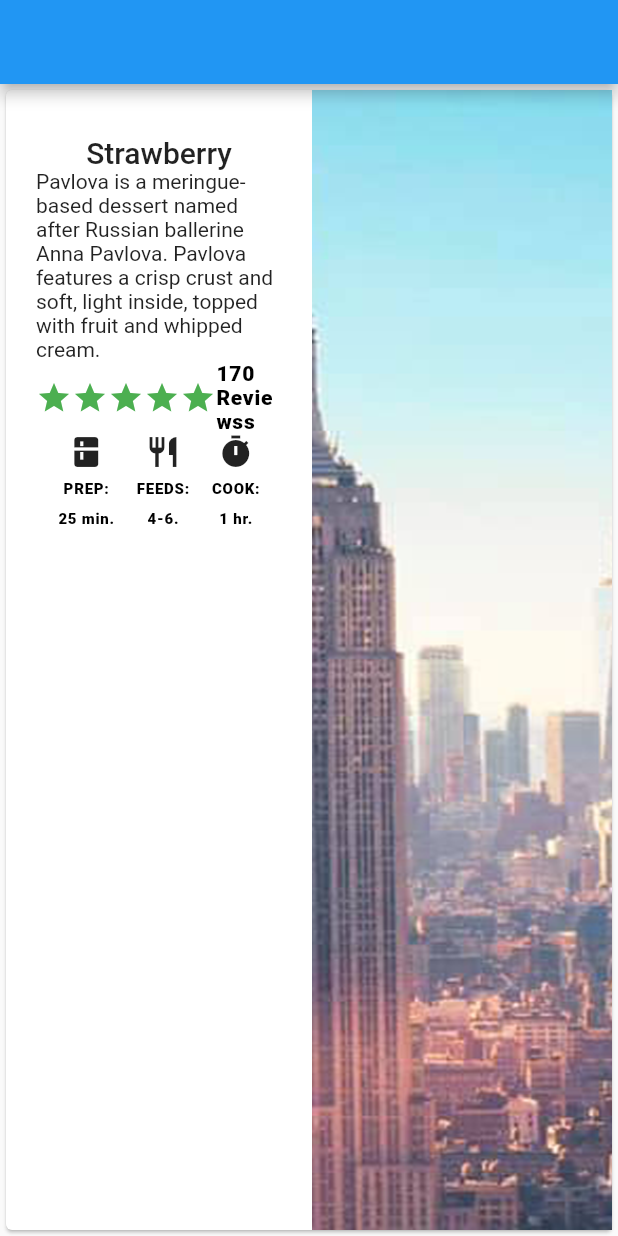
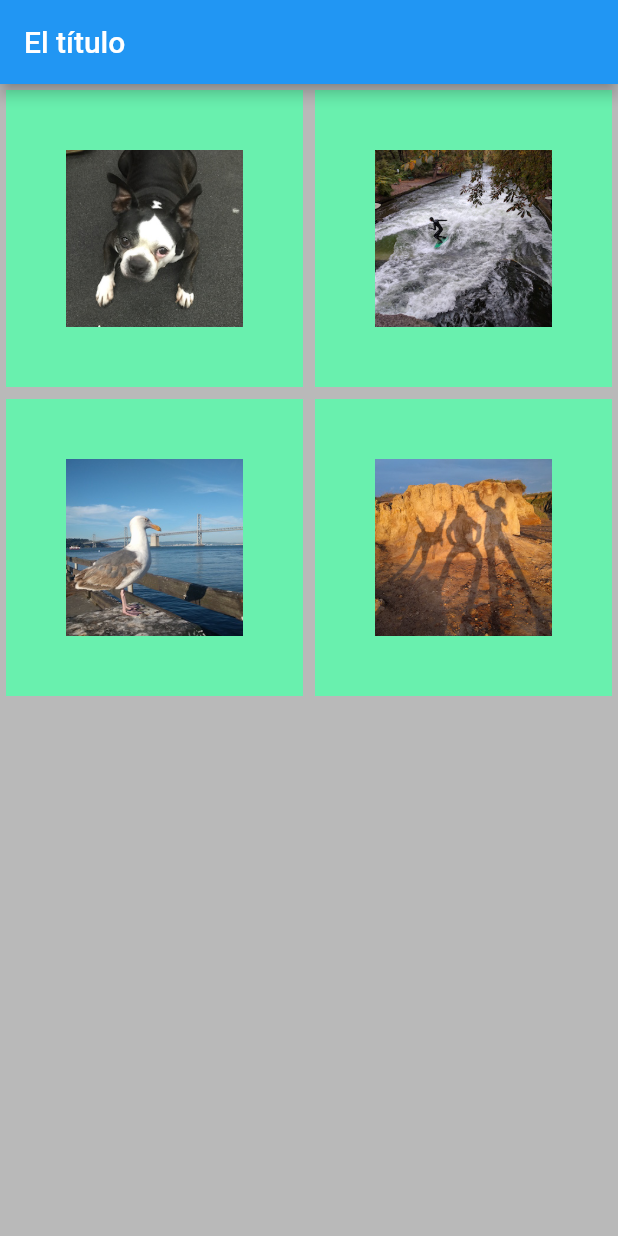
Before and after one commit to acantuta/flutter_examples, a Flutter app: the screen it shows after launch, on a phone screen of 412 x 824 dp. Run offline on Flutter 3.47's test engine with Material 2 defaults, Android fonts, the phone set to English and light mode, and no system bars.

Commit message:
Construir ejemplo Container

```diff
--- a/lib/main.dart
+++ b/lib/main.dart
@@ -1,122 +1,43 @@
+import 'package:flutter/cupertino.dart';
 import 'package:flutter/material.dart';
 
 void main() {
-  runApp(MyApp());
+  runApp(MaterialApp(
+      home: Scaffold(
+    appBar: AppBar(
+      title: Text("El título"),
+    ),
+    body: _buildImageColumn(),
+  )));
 }
 
-class MyApp extends StatefulWidget {
-  @override
-  _MyAppState createState() => _MyAppState();
-}
-
-class _MyAppState extends State<MyApp> {
-  @override
-  Widget build(BuildContext context) {
-    return MaterialApp(
-      home: Scaffold(
-        appBar: AppBar(),
-        body: buildBody(),
+Widget _buildImageColumn() => Container(
+      decoration: BoxDecoration(
+        color: Colors.black26,
       ),
-    );
-  }
-
-  Widget buildBody() {
-    var title = Container(
-      child: Center(child: Text(
-        "Strawberry",
-        style: TextStyle(
-          fontSize: 20,
-          fontWeight: FontWeight.w500,
-        ),
-      ),)
-    );
-
-    var subTitle = Text(
-        "Pavlova is a meringue-based dessert named after Russian ballerine Anna Pavlova. Pavlova features a crisp crust and soft, light inside, topped with fruit and whipped cream.");
-    var star = Icon(
-      Icons.star,
-      color: Colors.green[500],
-    );
-    var stars = Row(
-      children: [
-        star,
-        star,
-        star,
-        star,
-        star,
-      ],
-    );
-
-    var rating = Text(
-      "170 Reviewss",
-      style: TextStyle(
-        color: Colors.black,
-        fontWeight: FontWeight.w800,
-        fontFamily: 'Roboto',
-        letterSpacing: 0.5,
+      child: Column(
+        children: [
+          _buildImageRow(1),
+          _buildImageRow(3)
+        ],
       ),
     );
 
-    final descTextStyle = TextStyle(
-      color: Colors.black,
-      fontWeight: FontWeight.w800,
-      fontFamily: 'Roboto',
-      letterSpacing: 0.5,
-      fontSize: 10,
-      height: 2,
-    );
+Widget _buildImageRow(imageIndex) => Row(
+  children: [
+    _buildDecoratedImage(imageIndex),
+    _buildDecoratedImage(imageIndex + 1)
+  ],
+);
 
-    var iconList = DefaultTextStyle.merge(
-        style: descTextStyle,
-        child: Row(
-          mainAxisAlignment: MainAxisAlignment.spaceEvenly,
-          children: <Widget>[
-            Column(
-              children: [Icon(Icons.kitchen), Text("PREP:"), Text("25 min.")],
-            ),
-            Column(
-              children: [Icon(Icons.restaurant), Text("FEEDS:"), Text("4-6.")],
-            ),
-            Column(
-              children: [Icon(Icons.timer), Text("COOK:"), Text("1 hr.")],
-            )
-          ],
-        ));
-
-    var leftColumn = Expanded(
-      child: Container(
-        padding: EdgeInsets.fromLTRB(20, 30, 20, 20),
-        child: Column(
-          crossAxisAlignment: CrossAxisAlignment.center,
-          children: [
-            title,
-            subTitle,
-            Row(
-              mainAxisAlignment: MainAxisAlignment.center,
-              children: [
-                stars,
-                Expanded(
-                  child: rating,
-                ),
-              ],
-            ),
-            iconList,
-          ],
-        ),
+Expanded _buildDecoratedImage(int imageIndex) => Expanded(
+  child: Container(
+    child: Container(
+      decoration: BoxDecoration(
+        border: Border.all(width: 40, color: Colors.greenAccent),
       ),
-    );
-
-    var rightColumn =
-    Image.asset("lib/assets/1.png", fit:  BoxFit.cover, width: 200, height: double.infinity,)
-    ;
-
-    return Scaffold(
-      body: Card(
-        child: Row(children: [
-          leftColumn,
-          rightColumn,
-        ]),
-      ),
-    );
-  }
-}
+      margin: const EdgeInsets.all(4.0),
+      child: Image.asset("images/pic$imageIndex.jpg"),
+    ),
+  )
+);
--- a/pubspec.yaml
+++ b/pubspec.yaml
@@ -47,6 +47,10 @@ flutter:
   # To add assets to your application, add an assets section, like this:
   assets:
     - lib/assets/1.png
+    - images/pic1.jpg
+    - images/pic2.jpg
+    - images/pic3.jpg
+    - images/pic4.jpg
 
   # An image asset can refer to one or more resolution-specific "variants", see
   # https://flutter.dev/assets-and-images/#resolution-aware.
```
Also changed, not shown: images/pic1.jpg (added), images/pic2.jpg (added), images/pic3.jpg (added), images/pic4.jpg (added).
